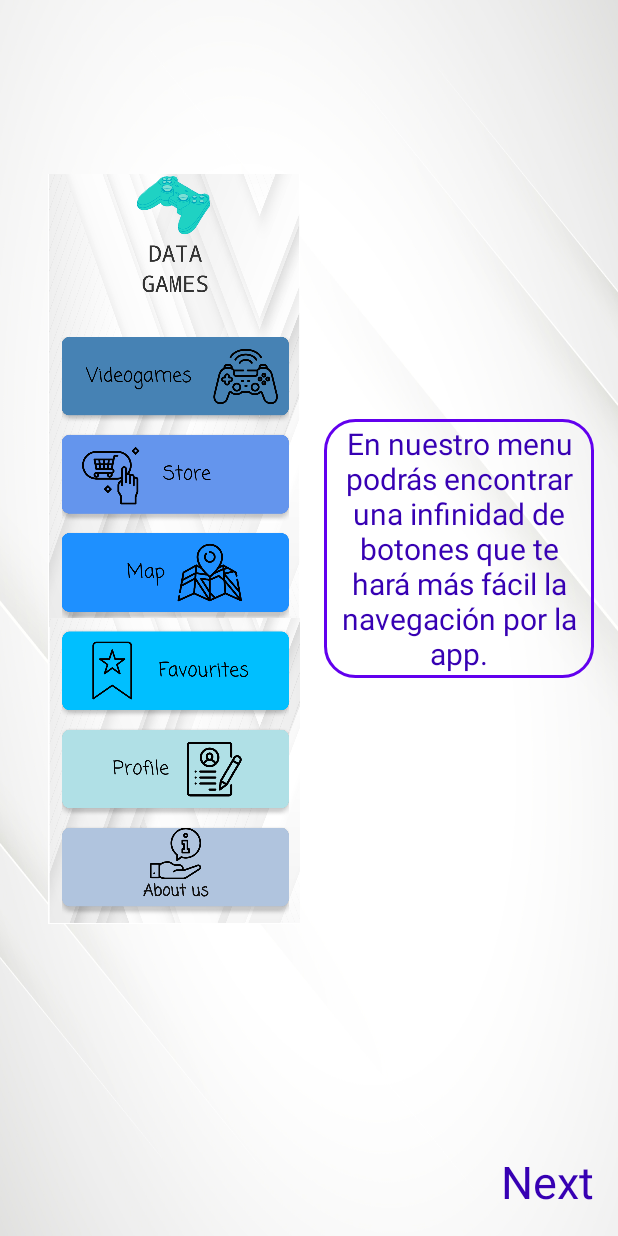
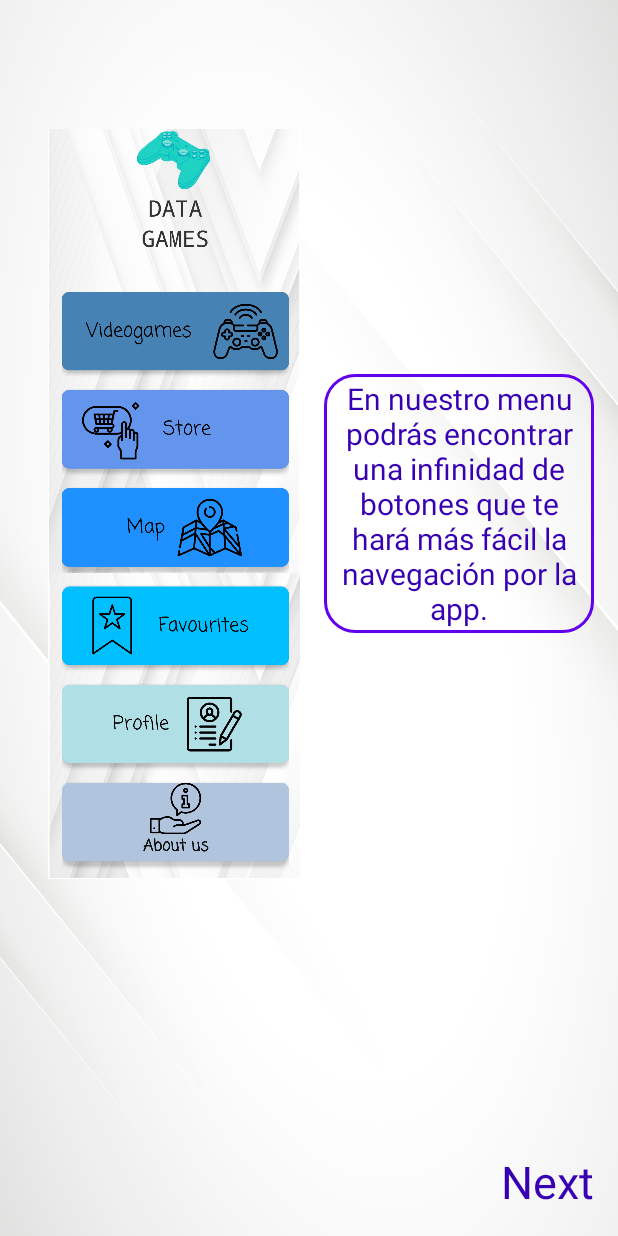
Before and after one commit to rubxter99/DATAGAMES, an Android app: the screen it shows after launch (MainActivity), on a phone screen of 412 x 824 dp. Run offline under Robolectric (Android 15) with nearby library versions, the light colour scheme and no system bars; our stand-ins replace Firebase (no records; nobody signed in at launch, a user with empty details on screens opened directly); Roboto replaces fonts that are not available here.

Commit message:
Nav terminado

```diff
--- a/app/src/main/AndroidManifest.xml
+++ b/app/src/main/AndroidManifest.xml
@@ -26,7 +26,8 @@
         android:supportsRtl="true"
         android:largeHeap="true"
         android:theme="@style/Theme.AppCompat.NoActionBar">
-        <activity android:name=".Shops"></activity>
+        <activity android:name=".ForthFragment"></activity>
+        <activity android:name=".Shops" />
         <activity android:name=".About" />
         <!--
              The API key for Google Maps-based APIs is defined as a string resource.
--- a/app/src/main/java/com/example/datagames/DetailActivity.java
+++ b/app/src/main/java/com/example/datagames/DetailActivity.java
@@ -238,7 +238,6 @@ public class DetailActivity extends AppCompatActivity {
                     case R.id.nav_fav:
                         Intent favGames = new Intent(DetailActivity.this, FavGames.class);
                         favGames.putParcelableArrayListExtra(HelperGlobal.PARCELABLEKEYARRAY, mGamesFav);
-                        Log.d("this23", mGamesFav.toString());
                         startActivityForResult(favGames, CODINTFAVGAME);
                         leerDatosSPFavs();
                         break;
--- a/app/src/main/java/com/example/datagames/FourFragment.java
+++ b/app/src/main/java/com/example/datagames/FourFragment.java
@@ -54,7 +54,7 @@ public class FourFragment extends Fragment {
     }
 
 
-    @SuppressLint("WrongViewCast")
+
     @Override
     public View onCreateView(LayoutInflater inflater, ViewGroup container,
                              Bundle savedInstanceState) {
--- a/app/src/main/java/com/example/datagames/IntroAdapter.java
+++ b/app/src/main/java/com/example/datagames/IntroAdapter.java
@@ -1,5 +1,6 @@
 package com.example.datagames;
 
+import androidx.annotation.NonNull;
 import androidx.fragment.app.Fragment;
 import androidx.fragment.app.FragmentManager;
 import androidx.fragment.app.FragmentPagerAdapter;
--- a/app/src/main/java/com/example/datagames/ThirdFragment.java
+++ b/app/src/main/java/com/example/datagames/ThirdFragment.java
@@ -24,7 +24,7 @@ public class ThirdFragment extends Fragment {
     public View onCreateView(LayoutInflater inflater, ViewGroup container,
                              Bundle savedInstanceState) {
         // Inflate the layout for this fragment
-        View view= inflater.inflate(R.layout.fragment_second, container, false);
+        View view= inflater.inflate(R.layout.fragment_third, container, false);
         //Initialize ViewPager from Main Activity
         viewPager=getActivity().findViewById(R.id.viewPager);
         next=view.findViewById(R.id.slideOneNext3);
--- a/app/src/main/res/layout/fragment_first.xml
+++ b/app/src/main/res/layout/fragment_first.xml
@@ -11,7 +11,7 @@
 <LinearLayout
     android:layout_width="wrap_content"
     android:layout_height="wrap_content"
-    android:layout_marginTop="100dp"
+    android:layout_marginTop="70dp"
     android:orientation="horizontal">
 
     <ImageView
--- a/app/src/main/res/layout/fragment_second.xml
+++ b/app/src/main/res/layout/fragment_second.xml
@@ -12,7 +12,7 @@
     <RelativeLayout
         android:layout_width="wrap_content"
         android:layout_height="wrap_content"
-        android:layout_marginTop="70dp">
+        android:layout_marginTop="10dp">
 
         <ImageView
             android:id="@+id/imageView"
--- a/app/src/main/res/layout/fragment_third.xml
+++ b/app/src/main/res/layout/fragment_third.xml
@@ -12,7 +12,7 @@
     <RelativeLayout
         android:layout_width="wrap_content"
         android:layout_height="wrap_content"
-        android:layout_marginTop="50dp">
+        android:layout_marginTop="20dp">
 
         <ImageView
             android:id="@+id/imageView"
```
